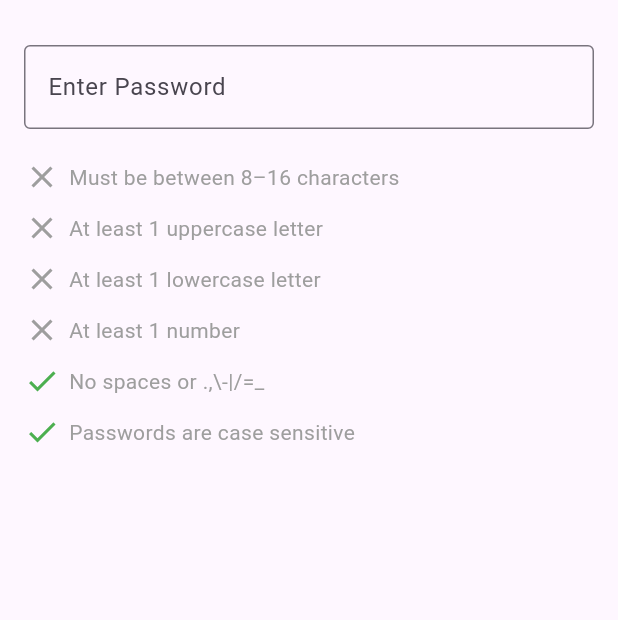
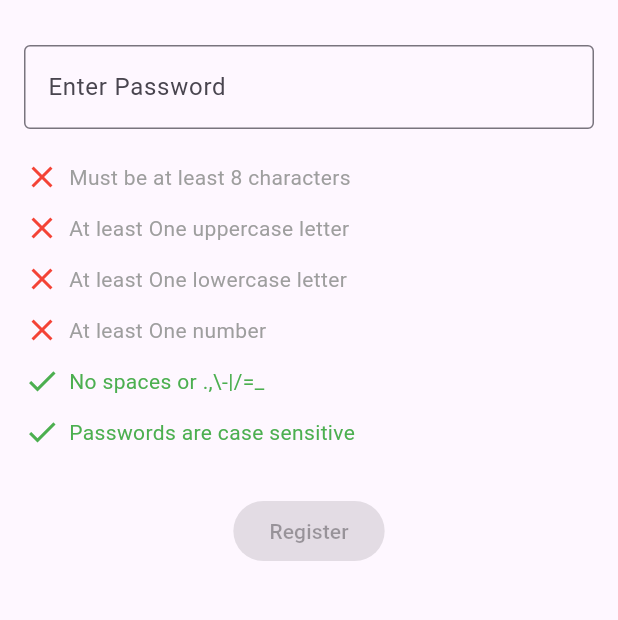
Before and after one commit to MIbrahimMushtaq/PasswordValidatorMate, a Flutter app: the screen it shows after launch, on a phone screen of 412 x 824 dp, the part 63-683 px from its top. Run offline on Flutter 3.47's test engine with Material 3 defaults, Android fonts, the phone set to English and light mode, and no system bars.

```diff
--- a/example/lib/main.dart
+++ b/example/lib/main.dart
@@ -23,6 +23,7 @@ class PasswordValidationScreen extends StatefulWidget {
 
 class _PasswordValidationScreenState extends State<PasswordValidationScreen> {
   final TextEditingController _controller = TextEditingController();
+  bool isPasswordValid = false;
 
   @override
   void dispose() {
@@ -52,8 +53,21 @@ class _PasswordValidationScreenState extends State<PasswordValidationScreen> {
             const SizedBox(height: 20),
             PasswordValidation(
               password: _controller.text,
-              divider: const Divider(),
+              passWidget: Icon(Icons.check, color: Colors.green),
+              failedWidget: Icon(Icons.close, color: Colors.red),
+              onValidationChanged: (allPassed, results) {
+                isPasswordValid = allPassed;  // ✅ store status
+                print("All passed: $allPassed");
+                print(results); // {Must be at least 8 characters: true, At least one number: false}
+              },
             ),
+            const SizedBox(height: 20),
+            ElevatedButton(
+              onPressed: isPasswordValid ? (){
+                print('Registering user with password: ${_controller.text}');
+              } : null,
+              child: Text("Register"),
+            )
           ],
         ),
       ),
--- a/lib/src/password_validation.dart
+++ b/lib/src/password_validation.dart
@@ -9,6 +9,19 @@ class PasswordValidation extends StatelessWidget {
   final TextStyle descriptionStyle;
   final Widget? divider;
 
+  // 🔹 Global-level defaults
+  final Widget? passWidget;
+  final Widget? failedWidget;
+  final Color? passColor;
+  final Color? failedColor;
+
+  // 🔹 Description colors
+  final Color? passDescriptionColor;
+  final Color? failedDescriptionColor;
+
+  // 🔹 Callback when validation changes
+  final void Function(bool allPassed, Map<String, bool> results)? onValidationChanged;
+
   const PasswordValidation({
     super.key,
     required this.password,
@@ -16,6 +29,13 @@ class PasswordValidation extends StatelessWidget {
     this.itemBuilder,
     this.descriptionStyle = const TextStyle(color: Colors.grey),
     this.divider,
+    this.passWidget,
+    this.failedWidget,
+    this.passColor,
+    this.failedColor,
+    this.passDescriptionColor,
+    this.failedDescriptionColor,
+    this.onValidationChanged,
   });
 
   List<PasswordRule> get _rules {
@@ -27,18 +47,40 @@ class PasswordValidation extends StatelessWidget {
 
   @override
   Widget build(BuildContext context) {
+    final results = {
+      for (var rule in _rules) rule.description: rule.validator(password),
+    };
+    final allPassed = results.values.every((r) => r);
+
+    // 🔹 Trigger callback
+    if (onValidationChanged != null) {
+      onValidationChanged!(allPassed, results);
+    }
+
     return Column(
       crossAxisAlignment: CrossAxisAlignment.start,
       children: _rules.map((rule) {
-        final isPassed = rule.validator(password);
+        final isPassed = results[rule.description]!;
 
         if (itemBuilder != null) {
           return itemBuilder!(isPassed, rule.description);
         }
 
+        // 🔹 Icon widget: Rule → Global → Built-in fallback
         final widgetToShow = isPassed
-            ? (rule.passedWidget ?? Icon(Icons.check, color: rule.passedColor))
-            : (rule.failedWidget ?? Icon(Icons.close, color: rule.failedColor));
+            ? (rule.passedWidget ??
+            passWidget ??
+            Icon(Icons.check, color: rule.passedColor ?? passColor ?? Colors.green))
+            : (rule.failedWidget ??
+            failedWidget ??
+            Icon(Icons.close, color: rule.failedColor ?? failedColor ?? Colors.red));
+
+        // 🔹 Description color: Rule → Global → descriptionStyle
+        final effectiveDescriptionStyle = descriptionStyle.copyWith(
+          color: isPassed
+              ? (rule.passedColor ?? passDescriptionColor ?? descriptionStyle.color)
+              : (rule.failedColor ?? failedDescriptionColor ?? descriptionStyle.color),
+        );
 
         return Column(
           children: [
@@ -47,11 +89,11 @@ class PasswordValidation extends StatelessWidget {
                 widgetToShow,
                 const SizedBox(width: 6),
                 Expanded(
-                  child: Text(rule.description, style: descriptionStyle),
+                  child: Text(rule.description, style: effectiveDescriptionStyle),
                 ),
               ],
             ),
-            SizedBox(height: 10)
+            divider ?? const SizedBox(height: 10),
           ],
         );
       }).toList(),
--- a/lib/src/password_validators.dart
+++ b/lib/src/password_validators.dart
@@ -12,32 +12,40 @@ class PasswordValidators {
     ];
   }
 
-  static PasswordRule minMaxLength({int min = 8, int max = 16}) {
+  static PasswordRule minMaxLength({int min = 8, int? max}) {
     return PasswordRule(
       minLength: min,
       maxLength: max,
-      description: "Must be between $min–$max characters",
-      validator: (p) => p.length >= min && p.length <= max,
+      description: max == null
+          ? "Must be at least $min characters"
+          : "Must be between $min–$max characters",
+      validator: (p) {
+        if (max == null) {
+          return p.length >= min;
+        }
+        return p.length >= min && p.length <= max;
+      },
     );
   }
 
-  static PasswordRule hasUpperCase() {
+
+  static PasswordRule hasUpperCase({String? descriptionForUpperCase}) {
     return PasswordRule(
-      description: "At least 1 uppercase letter",
+      description: descriptionForUpperCase ?? "At least One uppercase letter",
       validator: (p) => p.contains(RegExp(r'[A-Z]')),
     );
   }
 
-  static PasswordRule hasLowerCase() {
+  static PasswordRule hasLowerCase({String? descriptionForLowerCase}) {
     return PasswordRule(
-      description: "At least 1 lowercase letter",
+      description: descriptionForLowerCase ?? "At least One lowercase letter",
       validator: (p) => p.contains(RegExp(r'[a-z]')),
     );
   }
 
-  static PasswordRule hasNumber() {
+  static PasswordRule hasNumber({String? descriptionForNumber}) {
     return PasswordRule(
-      description: "At least 1 number",
+      description: descriptionForNumber ?? "At least One number",
       validator: (p) => p.contains(RegExp(r'[0-9]')),
     );
   }
```
Also changed, not shown: pubspec.yaml (+7 -1 lines), 1 other file.
